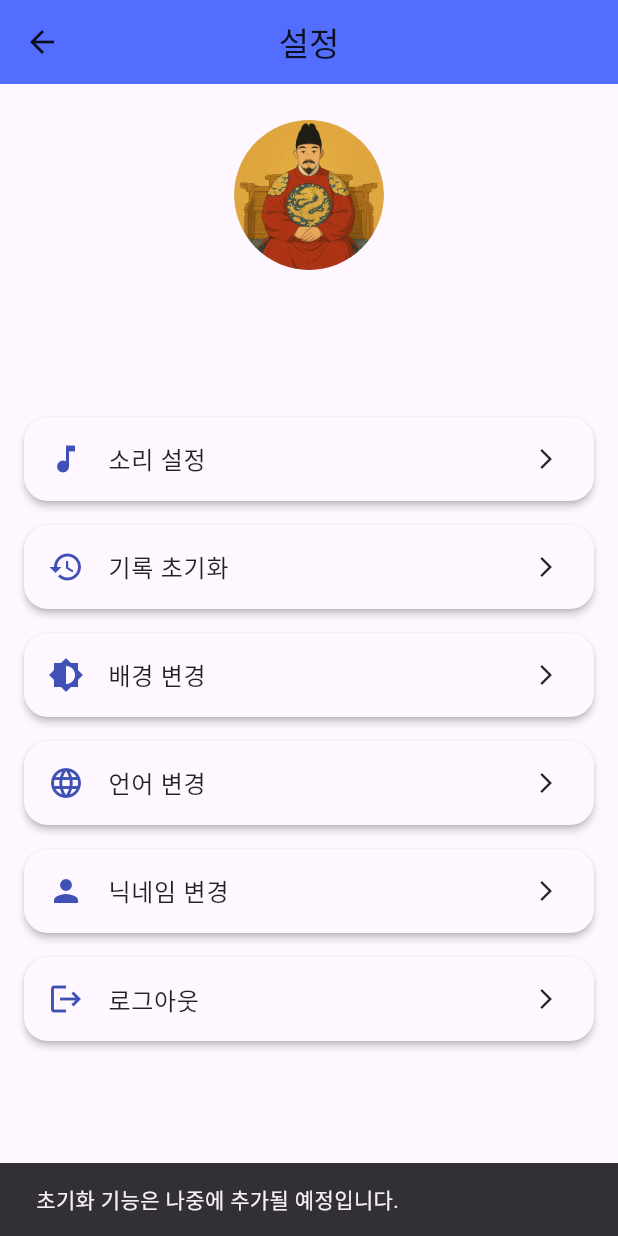
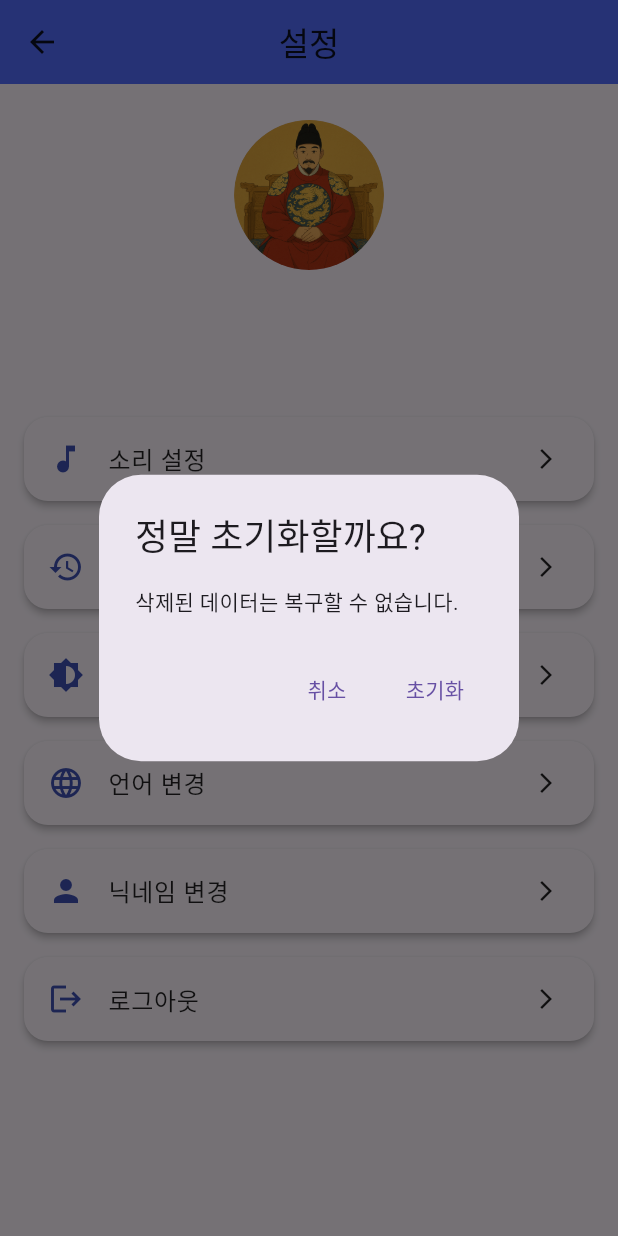
Before and after one commit to PLNumber/Eve, a Flutter app: the OptionPage screen opened directly, after a tap on "기록 초기화", on a phone screen of 412 x 824 dp. Run offline on Flutter 3.47's test engine with Material 3 defaults, Android fonts, the phone set to English and light mode, and no system bars; our stand-ins replace audioplayers, cloud_firestore, firebase_auth, firebase_core, flutter_dotenv, google_sign_in and 1 more; accounts and stored records are empty.

```diff
--- a/lib/main.dart
+++ b/lib/main.dart
@@ -39,7 +39,9 @@ void main() async {
       providers: [
         ChangeNotifierProvider(create: (_) => LocaleProvider()..loadLocale()),
         ChangeNotifierProvider(create: (_) => LoginViewModel()),
-        ChangeNotifierProvider(create: (_) => OptionViewModel()),
+        ChangeNotifierProvider(
+          create: (_) => OptionViewModel(QuizRepository(GeminiService(apiKey: geminiApiKey),)),
+        ),
         ChangeNotifierProvider(create: (_) => ThemeProvider()..loadTheme()),
         ChangeNotifierProvider(create: (_) => AudioProvider()),
         Provider(
--- a/lib/viewModel/option_view_model.dart
+++ b/lib/viewModel/option_view_model.dart
@@ -3,9 +3,19 @@ import 'package:flutter/material.dart';
 import 'package:firebase_auth/firebase_auth.dart';
 import 'package:cloud_firestore/cloud_firestore.dart';
 import '../Services/auth_service.dart';
+import '../repository/quiz_repository.dart';
 
 class OptionViewModel extends ChangeNotifier {
   final AuthService _authService = AuthService();
+  final QuizRepository _quizRepository;
+
+  OptionViewModel(this._quizRepository);
+
+  QuizRepository get quizRepository => _quizRepository;
+
+  Future<void> resetUserStats(String uid) async {
+    await _quizRepository.resetUserStats(uid);
+  }
 
   Future<void> signOutAndExit() async {
     await _authService.signOutAndExit();
--- a/lib/views/pages/option_page.dart
+++ b/lib/views/pages/option_page.dart
@@ -44,6 +44,7 @@ class _OptionPageState extends State<OptionPage> {
     final textColor = isDark ? Colors.white : Colors.black87;
     final subTextColor = isDark ? Colors.grey[400] : Colors.grey[600];
     final scaffoldBg = Theme.of(context).scaffoldBackgroundColor;
+    final uid = FirebaseAuth.instance.currentUser?.uid;
 
     return Scaffold(
       backgroundColor: scaffoldBg,
@@ -63,8 +64,28 @@ class _OptionPageState extends State<OptionPage> {
               padding: const EdgeInsets.symmetric(horizontal: 16),
               children: [
                 _buildOptionCard(Icons.music_note, local.sound, () => SoundDialog.show(context), textColor),
-                _buildOptionCard(Icons.restore, local.reset_history,
-                        () => _showSimpleSnack(context, "초기화 기능은 나중에 추가될 예정입니다."), textColor),
+
+                _buildOptionCard(Icons.restore, local.reset_history, () async {
+                  final confirm = await showDialog<bool>(
+                    context: context,
+                    builder: (ctx) => AlertDialog(
+                      title: const Text('정말 초기화할까요?'),
+                      content: const Text('삭제된 데이터는 복구할 수 없습니다.'),
+                      actions: [
+                        TextButton(onPressed: () => Navigator.pop(ctx, false), child: const Text('취소')),
+                        TextButton(onPressed: () => Navigator.pop(ctx, true), child: const Text('초기화')),
+                      ],
+                    ),
+                  );
+
+                  if (confirm == true && uid != null) {
+                    await optionViewModel.resetUserStats(uid);
+                    ScaffoldMessenger.of(context).showSnackBar(
+                      const SnackBar(content: Text('기록이 초기화되었습니다.')),
+                    );
+                  }
+                }, textColor),
+
                 _buildOptionCard(Icons.brightness_6, local.change_background,
                         () => BackgroundDialog.show(context), textColor),
                 _buildOptionCard(Icons.language, local.change_language,
```
Also changed, not shown: lib/repository/quiz_repository.dart (+54 -9 lines), lib/services/quiz_service.dart (+14 -6 lines).
